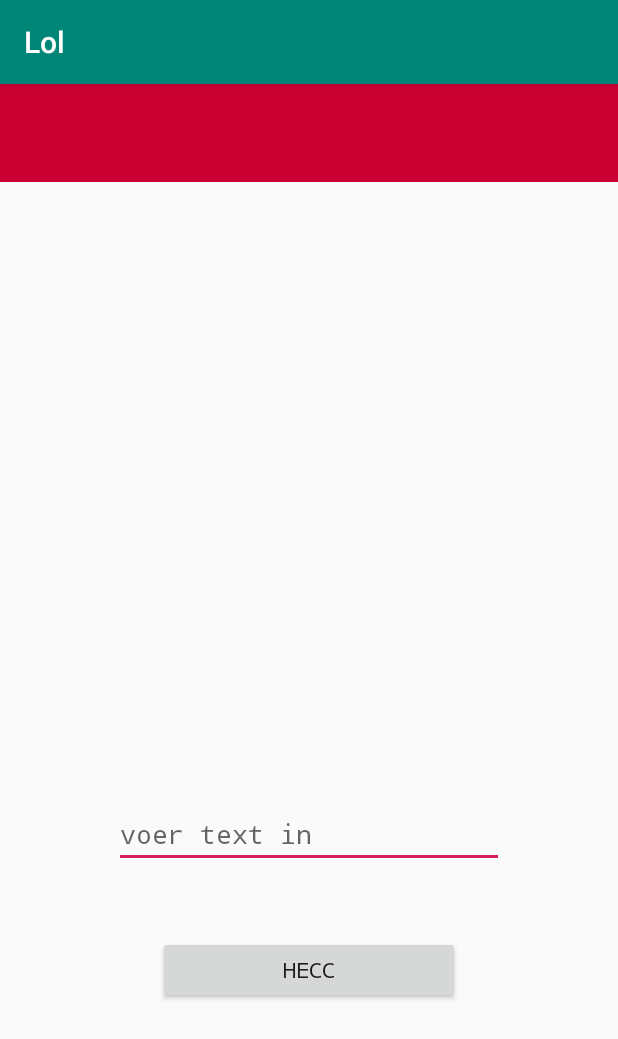
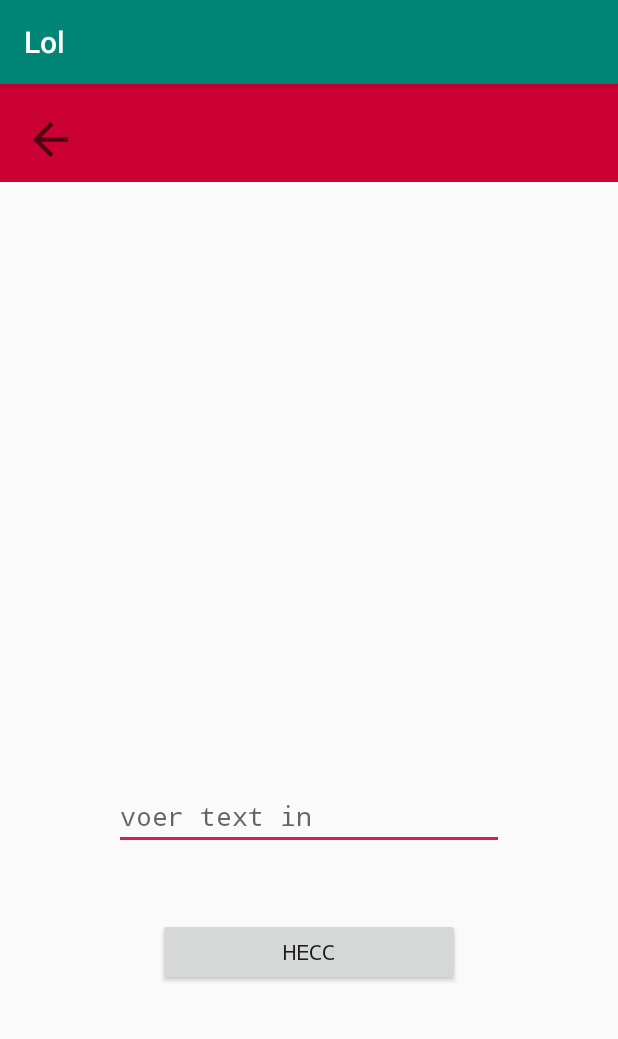
Before and after one commit to 0974201/qr-ding, an Android app: the screen it shows after launch (MainActivity), after a tap on "HECC", on a phone screen of 412 x 824 dp. Shown: the top 1039 px of the screen. Run offline under Robolectric (Android 15) with nearby library versions, the phone set to English and light mode, and no system bars; 1 statement that could not run was skipped.

Commit message:
hjhjjkn
Signed-off-by: toucannon <31491170+toucannon@users.noreply.github.com>

```diff
--- a/app/src/main/java/com/example/QRdinggevalzooi/MainActivity.java
+++ b/app/src/main/java/com/example/QRdinggevalzooi/MainActivity.java
@@ -34,10 +34,15 @@ public class MainActivity extends AppCompatActivity {
             @Override
             public void onClick(View v) {
                 String geweldigeTekst = dingetje.getText().toString().trim(); //maakt van de ingevoerde text een string - spaties op het begin/einde.
-                Bitmap yeet = new qrDing(geweldigeTekst);
-                ivStats.setImageBitmap(yeet);
-                //oke en wat moet ik nu doen reee hoe werkt dit alles
-                //mss moet ik alles maar in de main activity dumpen want ughhh ik heb maar 2 uur geslapen rip.
+
+                try {
+
+                    Bitmap yeet = qrDing(geweldigeTekst); //string -> qr code
+                    ivStats.setImageBitmap(yeet); // -> laat qr code zien als het goed gaat
+
+                } catch (WriterException e) {
+                    e.printStackTrace(); //gooit een exception naar je.
+                }
             }
         });
     }
--- a/app/src/main/res/layout/activity_main.xml
+++ b/app/src/main/res/layout/activity_main.xml
@@ -5,18 +5,6 @@
     android:layout_width="match_parent"
     android:layout_height="match_parent"
     tools:context="com.example.QRdinggevalzooi.MainActivity">
-
-    <TextView
-        android:id="@+id/textView"
-        android:layout_width="wrap_content"
-        android:layout_height="wrap_content"
-        android:text="Hello World!"
-        android:visibility="visible"
-        app:layout_constraintBottom_toBottomOf="parent"
-        app:layout_constraintLeft_toLeftOf="parent"
-        app:layout_constraintRight_toRightOf="parent"
-        app:layout_constraintTop_toTopOf="parent"
-        app:layout_constraintVertical_bias="0.035" />
 
     <LinearLayout
         android:id="@+id/linearLayout"
@@ -34,7 +22,27 @@
         app:layout_constraintStart_toStartOf="parent"
         app:layout_constraintTop_toTopOf="parent"
         app:layout_constraintWidth_default="spread"
-        app:layout_constraintWidth_max="wrap"></LinearLayout>
+        app:layout_constraintWidth_max="wrap">
+
+    </LinearLayout>
+
+    <ImageView
+        android:id="@+id/pijltje"
+        android:layout_width="35dp"
+        android:layout_height="35dp"
+        android:layout_marginStart="16dp"
+        android:layout_marginLeft="16dp"
+        android:layout_marginTop="16dp"
+        android:layout_marginEnd="8dp"
+        android:layout_marginRight="8dp"
+        android:layout_marginBottom="8dp"
+        android:layout_weight="1"
+        app:layout_constraintBottom_toBottomOf="@+id/linearLayout"
+        app:layout_constraintEnd_toEndOf="@+id/linearLayout"
+        app:layout_constraintHorizontal_bias="0.0"
+        app:layout_constraintStart_toStartOf="parent"
+        app:layout_constraintTop_toTopOf="parent"
+        app:srcCompat="?attr/actionModeCloseDrawable" />
 
     <Button
         android:id="@+id/butt"
@@ -42,7 +50,7 @@
         android:layout_height="45dp"
         android:layout_marginStart="105dp"
         android:layout_marginLeft="105dp"
-        android:layout_marginTop="568dp"
+        android:layout_marginTop="556dp"
         android:layout_marginEnd="105dp"
         android:layout_marginRight="105dp"
         android:text="hecc"
@@ -75,12 +83,12 @@
         android:layout_marginLeft="30dp"
         android:layout_marginEnd="30dp"
         android:layout_marginRight="30dp"
+        android:background="#00990606"
+        android:contentDescription="qrding"
         app:layout_constraintBottom_toTopOf="@+id/dingetje"
         app:layout_constraintEnd_toEndOf="parent"
         app:layout_constraintHorizontal_bias="0.5"
         app:layout_constraintStart_toStartOf="parent"
         app:layout_constraintTop_toBottomOf="@+id/linearLayout"
-        app:layout_constraintVertical_bias="0.507"
-        app:srcCompat="@drawable/ic_launcher_background" />
-
+        app:layout_constraintVertical_bias="0.507" />
 </android.support.constraint.ConstraintLayout>
```
Also changed, not shown: app/src/main/java/com/example/QRdinggevalzooi/qrDing.java (+10 -16 lines).
